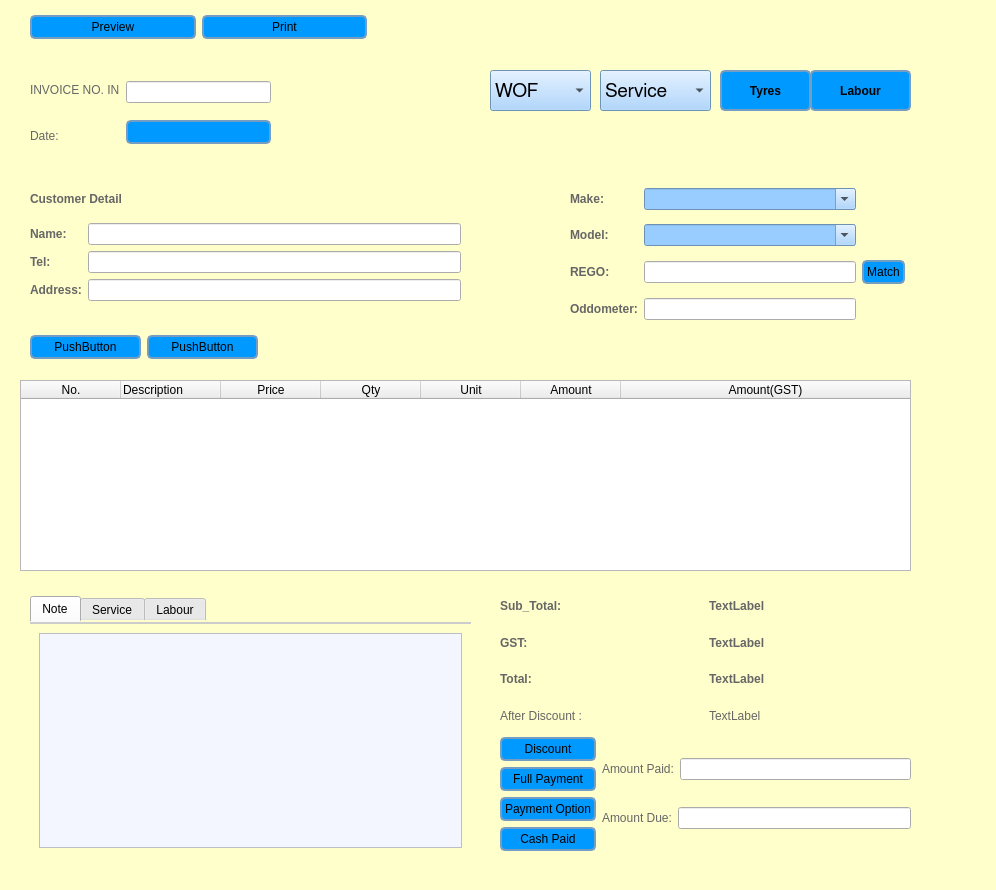
Above: new_start/UI_File/Add.ui from maximustann/Bing_project before the change. Below: the same form after it.
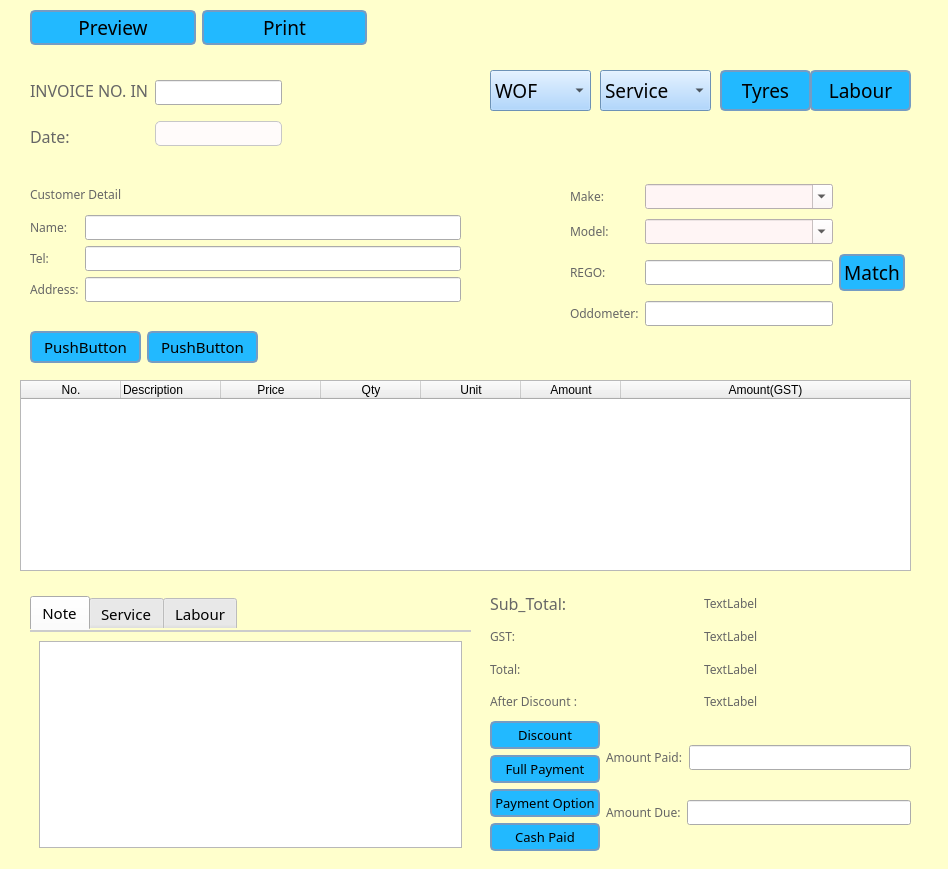
That is the form after the change.

The edit to the form file:
```diff
--- a/new_start/UI_File/Add.ui
+++ b/new_start/UI_File/Add.ui
@@ -6,10 +6,188 @@
    <rect>
     <x>0</x>
     <y>0</y>
-    <width>996</width>
-    <height>890</height>
+    <width>948</width>
+    <height>869</height>
    </rect>
   </property>
+  <property name="palette">
+   <palette>
+    <active>
+     <colorrole role="WindowText">
+      <brush brushstyle="SolidPattern">
+       <color alpha="255">
+        <red>204</red>
+        <green>204</green>
+        <blue>204</blue>
+       </color>
+      </brush>
+     </colorrole>
+     <colorrole role="Button">
+      <brush brushstyle="SolidPattern">
+       <color alpha="255">
+        <red>255</red>
+        <green>255</green>
+        <blue>204</blue>
+       </color>
+      </brush>
+     </colorrole>
+     <colorrole role="Text">
+      <brush brushstyle="SolidPattern">
+       <color alpha="255">
+        <red>204</red>
+        <green>204</green>
+        <blue>204</blue>
+       </color>
+      </brush>
+     </colorrole>
+     <colorrole role="ButtonText">
+      <brush brushstyle="SolidPattern">
+       <color alpha="255">
+        <red>204</red>
+        <green>204</green>
+        <blue>204</blue>
+       </color>
+      </brush>
+     </colorrole>
+     <colorrole role="Base">
+      <brush brushstyle="SolidPattern">
+       <color alpha="255">
+        <red>255</red>
+        <green>255</green>
+        <blue>204</blue>
+       </color>
+      </brush>
+     </colorrole>
+     <colorrole role="Window">
+      <brush brushstyle="SolidPattern">
+       <color alpha="255">
+        <red>255</red>
+        <green>255</green>
+        <blue>204</blue>
+       </color>
+      </brush>
+     </colorrole>
+    </active>
+    <inactive>
+     <colorrole role="WindowText">
+      <brush brushstyle="SolidPattern">
+       <color alpha="255">
+        <red>204</red>
+        <green>204</green>
+        <blue>204</blue>
+       </color>
+      </brush>
+     </colorrole>
+     <colorrole role="Button">
+      <brush brushstyle="SolidPattern">
+       <color alpha="255">
+        <red>255</red>
+        <green>255</green>
+        <blue>204</blue>
+       </color>
+      </brush>
+     </colorrole>
+     <colorrole role="Text">
+      <brush brushstyle="SolidPattern">
+       <color alpha="255">
+        <red>204</red>
+        <green>204</green>
+        <blue>204</blue>
+       </color>
+      </brush>
+     </colorrole>
+     <colorrole role="ButtonText">
+      <brush brushstyle="SolidPattern">
+       <color alpha="255">
+        <red>204</red>
+        <green>204</green>
+        <blue>204</blue>
+       </color>
+      </brush>
+     </colorrole>
+     <colorrole role="Base">
+      <brush brushstyle="SolidPattern">
+       <color alpha="255">
+        <red>255</red>
+        <green>255</green>
+        <blue>204</blue>
+       </color>
+      </brush>
+     </colorrole>
+     <colorrole role="Window">
+      <brush brushstyle="SolidPattern">
+       <color alpha="255">
+        <red>255</red>
+        <green>255</green>
+        <blue>204</blue>
+       </color>
+      </brush>
+     </colorrole>
+    </inactive>
+    <disabled>
+     <colorrole role="WindowText">
+      <brush brushstyle="SolidPattern">
+       <color alpha="255">
+        <red>204</red>
+        <green>204</green>
+        <blue>204</blue>
+       </color>
+      </brush>
+     </colorrole>
+     <colorrole role="Button">
+      <brush brushstyle="SolidPattern">
+       <color alpha="255">
+        <red>255</red>
+        <green>255</green>
+        <blue>204</blue>
+       </color>
+      </brush>
+     </colorrole>
+     <colorrole role="Text">
+      <brush brushstyle="SolidPattern">
+       <color alpha="255">
+        <red>204</red>
+        <green>204</green>
+        <blue>204</blue>
+       </color>
+      </brush>
+     </colorrole>
+     <colorrole role="ButtonText">
+      <brush brushstyle="SolidPattern">
+       <color alpha="255">
+        <red>204</red>
+        <green>204</green>
+        <blue>204</blue>
+       </color>
+      </brush>
+     </colorrole>
+     <colorrole role="Base">
+      <brush brushstyle="SolidPattern">
+       <color alpha="255">
+        <red>255</red>
+        <green>255</green>
+        <blue>204</blue>
+       </color>
+      </brush>
+     </colorrole>
+     <colorrole role="Window">
+      <brush brushstyle="SolidPattern">
+       <color alpha="255">
+        <red>255</red>
+        <green>255</green>
+        <blue>204</blue>
+       </color>
+      </brush>
+     </colorrole>
+    </disabled>
+   </palette>
+  </property>
+  <property name="font">
+   <font>
+    <family>Droid Serif</family>
+    <pointsize>24</pointsize>
+   </font>
+  </property>
   <property name="windowTitle">
    <string>Add Invoice</string>
   </property>
@@ -22,7 +200,7 @@
 	background-color:rgb(153, 204, 255);
 }
 QPushButton {
-    background-color: rgb(0, 153, 255);
+    background-color: rgb(34, 185, 255);
     border-width: 2px;
     border-color: rgb(117, 156, 195);
     border-style: solid;
@@ -46,8 +224,7 @@
    color: #cccccc;
 }
 QTextEdit {
-   background-color: rgb(244, 246, 255);
-   color: #cccccc;
+   color: rgb(0, 0, 0);
 }
 QScrollBar:horizontal {
    height: 20px;
@@ -73,9 +250,9 @@
   <widget class="QWidget" name="layoutWidget">
    <property name="geometry">
     <rect>
-     <x>500</x>
+     <x>490</x>
      <y>590</y>
-     <width>411</width>
+     <width>421</width>
      <height>261</height>
     </rect>
    </property>
@@ -88,9 +265,11 @@
          <widget class="QLabel" name="label_14">
           <property name="font">
            <font>
-            <weight>75</weight>
+            <family>Droid Serif</family>
+            <pointsize>12</pointsize>
+            <weight>50</weight>
             <italic>false</italic>
-            <bold>true</bold>
+            <bold>false</bold>
            </font>
           </property>
           <property name="text">
@@ -102,9 +281,10 @@
          <widget class="QLabel" name="label_18">
           <property name="font">
            <font>
-            <weight>75</weight>
+            <family>Droid Serif</family>
+            <weight>50</weight>
             <italic>false</italic>
-            <bold>true</bold>
+            <bold>false</bold>
            </font>
           </property>
           <property name="text">
@@ -116,9 +296,10 @@
          <widget class="QLabel" name="label_19">
           <property name="font">
            <font>
-            <weight>75</weight>
+            <family>Droid Serif</family>
+            <weight>50</weight>
             <italic>false</italic>
-            <bold>true</bold>
+            <bold>false</bold>
            </font>
           </property>
           <property name="text">
@@ -128,6 +309,11 @@
         </item>
         <item>
          <widget class="QLabel" name="label_6">
+          <property name="font">
+           <font>
+            <family>Droid Serif</family>
+           </font>
+          </property>
           <property name="text">
            <string>After Discount :</string>
           </property>
@@ -141,9 +327,10 @@
          <widget class="QLabel" name="label_15">
           <property name="font">
            <font>
-            <weight>75</weight>
+            <family>Droid Serif</family>
+            <weight>50</weight>
             <italic>false</italic>
-            <bold>true</bold>
+            <bold>false</bold>
            </font>
           </property>
           <property name="text">
@@ -155,9 +342,10 @@
          <widget class="QLabel" name="label_16">
           <property name="font">
            <font>
-            <weight>75</weight>
+            <family>Droid Serif</family>
+            <weight>50</weight>
             <italic>false</italic>
-            <bold>true</bold>
+            <bold>false</bold>
            </font>
           </property>
           <property name="text">
@@ -169,9 +357,10 @@
          <widget class="QLabel" name="label_17">
           <property name="font">
            <font>
-            <weight>75</weight>
+            <family>Droid Serif</family>
+            <weight>50</weight>
             <italic>false</italic>
-            <bold>true</bold>
+            <bold>false</bold>
            </font>
           </property>
           <property name="text">
@@ -181,6 +370,11 @@
         </item>
         <item>
          <widget class="QLabel" name="label_11">
+          <property name="font">
+           <font>
+            <family>Droid Serif</family>
+           </font>
+          </property>
           <property name="text">
            <string>TextLabel</string>
           </property>
@@ -196,6 +390,12 @@
        <layout class="QVBoxLayout" name="verticalLayout_13">
         <item>
          <widget class="QPushButton" name="pushButton_17">
+          <property name="font">
+           <font>
+            <family>Droid Serif</family>
+            <pointsize>10</pointsize>
+           </font>
+          </property>
           <property name="text">
            <string>Discount</string>
           </property>
@@ -203,6 +403,12 @@
         </item>
         <item>
          <widget class="QPushButton" name="pushButton_14">
+          <property name="font">
+           <font>
+            <family>Droid Serif</family>
+            <pointsize>10</pointsize>
+           </font>
+          </property>
           <property name="text">
            <string>Full Payment</string>
           </property>
@@ -210,6 +416,15 @@
         </item>
         <item>
          <widget class="QPushButton" name="pushButton_15">
+          <property name="font">
+           <font>
+            <family>Droid Serif</family>
+            <pointsize>10</pointsize>
+            <weight>50</weight>
+            <italic>false</italic>
+            <bold>false</bold>
+           </font>
+          </property>
           <property name="text">
            <string>Payment Option</string>
           </property>
@@ -217,6 +432,12 @@
         </item>
         <item>
          <widget class="QPushButton" name="pushButton_16">
+          <property name="font">
+           <font>
+            <family>Droid Serif</family>
+            <pointsize>10</pointsize>
+           </font>
+          </property>
           <property name="text">
            <string>Cash Paid</string>
           </property>
@@ -230,6 +451,11 @@
          <layout class="QHBoxLayout" name="horizontalLayout_8">
           <item>
            <widget class="QLabel" name="label_20">
+            <property name="font">
+             <font>
+              <family>Droid Serif</family>
+             </font>
+            </property>
             <property name="text">
              <string>Amount Paid:</string>
             </property>
@@ -237,6 +463,11 @@
           </item>
           <item>
            <widget class="QLineEdit" name="lineEdit_8">
+            <property name="font">
+             <font>
+              <family>Droid Serif</family>
+             </font>
+            </property>
             <property name="readOnly">
              <bool>true</bool>
             </property>
@@ -248,6 +479,11 @@
          <layout class="QHBoxLayout" name="horizontalLayout_9">
           <item>
            <widget class="QLabel" name="label_21">
+            <property name="font">
+             <font>
+              <family>Droid Serif</family>
+             </font>
+            </property>
             <property name="text">
              <string>Amount Due:</string>
             </property>
@@ -255,6 +491,11 @@
           </item>
           <item>
            <widget class="QLineEdit" name="lineEdit_9">
+            <property name="font">
+             <font>
+              <family>Droid Serif</family>
+             </font>
+            </property>
             <property name="readOnly">
              <bool>true</bool>
             </property>
@@ -280,6 +521,12 @@
    <layout class="QHBoxLayout" name="horizontalLayout_4">
     <item>
      <widget class="QPushButton" name="pushButton_3">
+      <property name="font">
+       <font>
+        <family>Droid Serif</family>
+        <pointsize>14</pointsize>
+       </font>
+      </property>
       <property name="text">
        <string>Preview</string>
       </property>
@@ -287,6 +534,12 @@
     </item>
     <item>
      <widget class="QPushButton" name="pushButton_2">
+      <property name="font">
+       <font>
+        <family>Droid Serif</family>
+        <pointsize>14</pointsize>
+       </font>
+      </property>
       <property name="text">
        <string>Print</string>
       </property>
@@ -300,7 +553,7 @@
      <x>30</x>
      <y>180</y>
      <width>431</width>
-     <height>121</height>
+     <height>122</height>
     </rect>
    </property>
    <layout class="QVBoxLayout" name="verticalLayout_10">
@@ -308,9 +561,9 @@
      <widget class="QLabel" name="label_5">
       <property name="font">
        <font>
-        <family>Arial</family>
-        <weight>75</weight>
-        <bold>true</bold>
+        <family>Droid Serif</family>
+        <weight>50</weight>
+        <bold>false</bold>
        </font>
       </property>
       <property name="text">
@@ -326,9 +579,10 @@
          <widget class="QLabel" name="label_2">
           <property name="font">
            <font>
-            <weight>75</weight>
+            <family>Droid Serif</family>
+            <weight>50</weight>
             <italic>false</italic>
-            <bold>true</bold>
+            <bold>false</bold>
            </font>
           </property>
           <property name="text">
@@ -340,9 +594,10 @@
          <widget class="QLabel" name="label_3">
           <property name="font">
            <font>
-            <weight>75</weight>
+            <family>Droid Serif</family>
+            <weight>50</weight>
             <italic>false</italic>
-            <bold>true</bold>
+            <bold>false</bold>
            </font>
           </property>
           <property name="text">
@@ -354,9 +609,10 @@
          <widget class="QLabel" name="label_4">
           <property name="font">
            <font>
-            <weight>75</weight>
+            <family>Droid Serif</family>
+            <weight>50</weight>
             <italic>false</italic>
-            <bold>true</bold>
+            <bold>false</bold>
            </font>
           </property>
           <property name="text">
@@ -369,13 +625,31 @@
       <item>
        <layout class="QVBoxLayout" name="verticalLayout">
         <item>
-         <widget class="QLineEdit" name="lineEdit"/>
+         <widget class="QLineEdit" name="lineEdit">
+          <property name="font">
+           <font>
+            <family>Droid Serif</family>
+           </font>
+          </property>
+         </widget>
         </item>
         <item>
-         <widget class="QLineEdit" name="lineEdit_3"/>
+         <widget class="QLineEdit" name="lineEdit_3">
+          <property name="font">
+           <font>
+            <family>Droid Serif</family>
+           </font>
+          </property>
+         </widget>
         </item>
         <item>
-         <widget class="QLineEdit" name="lineEdit_2"/>
+         <widget class="QLineEdit" name="lineEdit_2">
+          <property name="font">
+           <font>
+            <family>Droid Serif</family>
+           </font>
+          </property>
+         </widget>
         </item>
        </layout>
       </item>
@@ -388,7 +662,7 @@
     <rect>
      <x>30</x>
      <y>70</y>
-     <width>241</width>
+     <width>252</width>
      <height>86</height>
     </rect>
    </property>
@@ -397,6 +671,15 @@
      <layout class="QVBoxLayout" name="verticalLayout_6">
       <item>
        <widget class="QLabel" name="label">
+        <property name="font">
+         <font>
+          <family>Droid Serif</family>
+          <pointsize>12</pointsize>
+          <weight>50</weight>
+          <italic>false</italic>
+          <bold>false</bold>
+         </font>
+        </property>
         <property name="frameShape">
          <enum>QFrame::NoFrame</enum>
         </property>
@@ -416,6 +699,15 @@
       </item>
       <item>
        <widget class="QLabel" name="label_12">
+        <property name="font">
+         <font>
+          <family>Droid Serif</family>
+          <pointsize>12</pointsize>
+          <weight>50</weight>
+          <italic>false</italic>
+          <bold>false</bold>
+         </font>
+        </property>
         <property name="text">
          <string>Date:</string>
         </property>
@@ -426,10 +718,28 @@
     <item>
      <layout class="QVBoxLayout" name="verticalLayout_5">
       <item>
-       <widget class="QLineEdit" name="lineEdit_7"/>
+       <widget class="QLineEdit" name="lineEdit_7">
+        <property name="font">
+         <font>
+          <family>Droid Serif</family>
+         </font>
+        </property>
+       </widget>
       </item>
       <item>
        <widget class="QPushButton" name="pushButton_5">
+        <property name="font">
+         <font>
+          <family>Droid Serif</family>
+         </font>
+        </property>
+        <property name="styleSheet">
+         <string notr="true">QPushButton {
+	background-color:rgb(255, 251, 250);
+	border-width: 1px;
+	border-color:rgb(199, 199, 199)
+}</string>
+        </property>
         <property name="text">
          <string/>
         </property>
@@ -450,9 +760,11 @@
    </property>
    <property name="font">
     <font>
-     <weight>75</weight>
+     <family>Droid Serif</family>
+     <pointsize>14</pointsize>
+     <weight>50</weight>
      <italic>false</italic>
-     <bold>true</bold>
+     <bold>false</bold>
     </font>
    </property>
    <property name="text">
@@ -470,9 +782,11 @@
    </property>
    <property name="font">
     <font>
-     <weight>75</weight>
+     <family>Droid Serif</family>
+     <pointsize>14</pointsize>
+     <weight>50</weight>
      <italic>false</italic>
-     <bold>true</bold>
+     <bold>false</bold>
     </font>
    </property>
    <property name="text">
@@ -490,7 +804,7 @@
    </property>
    <property name="font">
     <font>
-     <family>FreeSans</family>
+     <family>Droid Serif</family>
      <pointsize>14</pointsize>
     </font>
    </property>
@@ -612,7 +926,7 @@
    </property>
    <property name="font">
     <font>
-     <family>FreeSans</family>
+     <family>Droid Serif</family>
      <pointsize>14</pointsize>
     </font>
    </property>
@@ -644,6 +958,12 @@
    <layout class="QHBoxLayout" name="horizontalLayout_6">
     <item>
      <widget class="QPushButton" name="pushButton_12">
+      <property name="font">
+       <font>
+        <family>Droid Serif</family>
+        <pointsize>11</pointsize>
+       </font>
+      </property>
       <property name="text">
        <string>PushButton</string>
       </property>
@@ -651,6 +971,12 @@
     </item>
     <item>
      <widget class="QPushButton" name="pushButton_13">
+      <property name="font">
+       <font>
+        <family>Droid Serif</family>
+        <pointsize>11</pointsize>
+       </font>
+      </property>
       <property name="text">
        <string>PushButton</string>
       </property>
@@ -667,6 +993,12 @@
      <height>261</height>
     </rect>
    </property>
+   <property name="font">
+    <font>
+     <family>Droid Serif</family>
+     <pointsize>11</pointsize>
+    </font>
+   </property>
    <property name="currentIndex">
     <number>0</number>
    </property>
@@ -676,7 +1008,104 @@
     </attribute>
     <layout class="QGridLayout" name="gridLayout">
      <item row="0" column="0">
-      <widget class="QTextEdit" name="textEdit"/>
+      <widget class="QTextEdit" name="textEdit">
+       <property name="palette">
+        <palette>
+         <active>
+          <colorrole role="WindowText">
+           <brush brushstyle="SolidPattern">
+            <color alpha="255">
+             <red>0</red>
+             <green>0</green>
+             <blue>0</blue>
+            </color>
+           </brush>
+          </colorrole>
+          <colorrole role="Text">
+           <brush brushstyle="SolidPattern">
+            <color alpha="255">
+             <red>0</red>
+             <green>0</green>
+             <blue>0</blue>
+            </color>
+           </brush>
+          </colorrole>
+          <colorrole role="ButtonText">
+           <brush brushstyle="SolidPattern">
+            <color alpha="255">
+             <red>0</red>
+             <green>0</green>
+             <blue>0</blue>
+            </color>
+           </brush>
+          </colorrole>
+         </active>
+         <inactive>
+          <colorrole role="WindowText">
+           <brush brushstyle="SolidPattern">
+            <color alpha="255">
+             <red>0</red>
+             <green>0</green>
+             <blue>0</blue>
+            </color>
+           </brush>
+          </colorrole>
+          <colorrole role="Text">
+           <brush brushstyle="SolidPattern">
+            <color alpha="255">
+             <red>0</red>
+             <green>0</green>
+             <blue>0</blue>
+            </color>
+           </brush>
+          </colorrole>
+          <colorrole role="ButtonText">
+           <brush brushstyle="SolidPattern">
+            <color alpha="255">
+             <red>0</red>
+             <green>0</green>
+             <blue>0</blue>
+            </color>
+           </brush>
+          </colorrole>
+         </inactive>
+         <disabled>
+          <colorrole role="WindowText">
+           <brush brushstyle="SolidPattern">
+            <color alpha="255">
+             <red>0</red>
+             <green>0</green>
+             <blue>0</blue>
+            </color>
+           </brush>
+          </colorrole>
+          <colorrole role="Text">
+           <brush brushstyle="SolidPattern">
+            <color alpha="255">
+             <red>0</red>
+             <green>0</green>
+             <blue>0</blue>
+            </color>
+           </brush>
+          </colorrole>
+          <colorrole role="ButtonText">
+           <brush brushstyle="SolidPattern">
+            <color alpha="255">
+             <red>0</red>
+             <green>0</green>
+             <blue>0</blue>
+            </color>
+           </brush>
+          </colorrole>
+         </disabled>
+        </palette>
+       </property>
+       <property name="font">
+        <font>
+         <family>Droid Serif</family>
+        </font>
+       </property>
+      </widget>
      </item>
     </layout>
    </widget>
@@ -715,9 +1144,10 @@
      <widget class="QLabel" name="label_8">
       <property name="font">
        <font>
-        <weight>75</weight>
+        <family>Droid Serif</family>
+        <weight>50</weight>
         <italic>false</italic>
-        <bold>true</bold>
+        <bold>false</bold>
        </font>
       </property>
       <property name="text">
@@ -727,19 +1157,51 @@
     </item>
     <item row="0" column="1">
      <widget class="QComboBox" name="comboBox">
+      <property name="font">
+       <font>
+        <family>Droid Serif</family>
+       </font>
+      </property>
+      <property name="styleSheet">
+       <string notr="true">QComboBox {
+	background-color:rgb(255, 245, 245)
+}</string>
+      </property>
       <property name="editable">
        <bool>true</bool>
       </property>
      </widget>
     </item>
     <item row="3" column="1">
-     <widget class="QLineEdit" name="lineEdit_6"/>
+     <widget class="QLineEdit" name="lineEdit_6">
+      <property name="font">
+       <font>
+        <family>Droid Serif</family>
+       </font>
+      </property>
+     </widget>
     </item>
     <item row="2" column="1">
-     <widget class="QLineEdit" name="lineEdit_4"/>
+     <widget class="QLineEdit" name="lineEdit_4">
+      <property name="font">
+       <font>
+        <family>Droid Serif</family>
+       </font>
+      </property>
+     </widget>
     </item>
     <item row="1" column="1">
      <widget class="QComboBox" name="comboBox_2">
+      <property name="font">
+       <font>
+        <family>Droid Serif</family>
+       </font>
+      </property>
+      <property name="styleSheet">
+       <string notr="true">QComboBox {
+	background-color:rgb(255, 245, 245)
+}</string>
+      </property>
       <property name="editable">
        <bool>true</bool>
       </property>
@@ -749,9 +1211,10 @@
      <widget class="QLabel" name="label_9">
       <property name="font">
        <font>
-        <weight>75</weight>
+        <family>Droid Serif</family>
+        <weight>50</weight>
         <italic>false</italic>
-        <bold>true</bold>
+        <bold>false</bold>
        </font>
       </property>
       <property name="text">
@@ -761,6 +1224,12 @@
     </item>
     <item row="2" column="2">
      <widget class="QPushButton" name="pushButton">
+      <property name="font">
+       <font>
+        <family>Droid Serif</family>
+        <pointsize>14</pointsize>
+       </font>
+      </property>
       <property name="text">
        <string>Match</string>
       </property>
@@ -770,9 +1239,10 @@
      <widget class="QLabel" name="label_10">
       <property name="font">
        <font>
-        <weight>75</weight>
+        <family>Droid Serif</family>
+        <weight>50</weight>
         <italic>false</italic>
-        <bold>true</bold>
+        <bold>false</bold>
        </font>
       </property>
       <property name="text">
@@ -784,9 +1254,10 @@
      <widget class="QLabel" name="label_7">
       <property name="font">
        <font>
-        <weight>75</weight>
+        <family>Droid Serif</family>
+        <weight>50</weight>
         <italic>false</italic>
-        <bold>true</bold>
+        <bold>false</bold>
        </font>
       </property>
       <property name="text">
```
Left out of the diff: 22 changed lines with no effect on the pictures.
